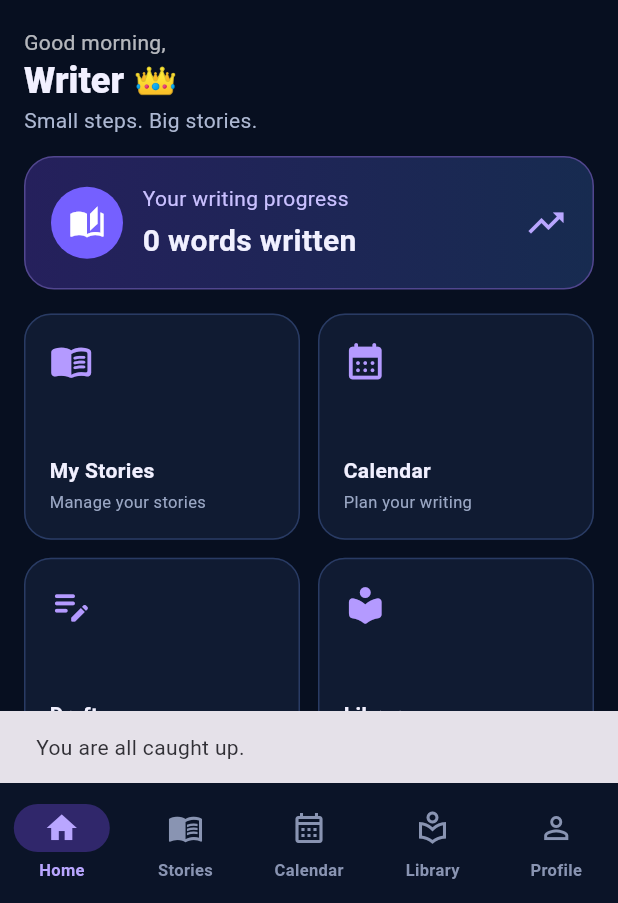
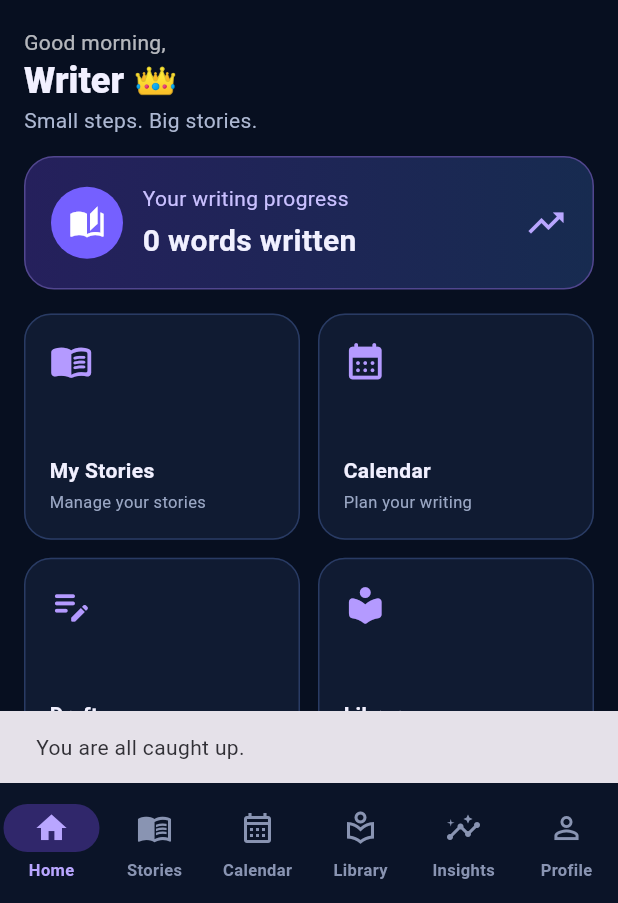
Before and after one commit to raymondcjohnson9-star/Writer-s-Haven, a Flutter app: the screen it shows after launch, after a tap on the "notifications none" icon, on a phone screen of 412 x 824 dp, the part 333-1236 px from its top. Run offline on Flutter 3.47's test engine with Material 3 defaults, Android fonts, the phone set to English and light mode, and no system bars; our stand-ins replace flutter_local_notifications, share_plus, shared_preferences, supabase_flutter, timezone; accounts and stored records are empty.

Commit message:
Add writing insights and story favourites

```diff
--- a/lib/main.dart
+++ b/lib/main.dart
@@ -1,6 +1,7 @@
 
 import 'dart:async';
 import 'dart:convert';
+import 'package:share_plus/share_plus.dart';
 
 import 'package:flutter/material.dart';
 import 'package:shared_preferences/shared_preferences.dart';
@@ -87,12 +88,14 @@ class Book {
   String title;
   String description;
   List<Chapter> chapters;
+  bool isFavorite;
 
   Book({
     required this.id,
     required this.title,
     this.description = '',
     List<Chapter>? chapters,
+    this.isFavorite = false,
   }) : chapters = chapters ?? [];
 
   int get totalWords => chapters.fold<int>(
@@ -105,6 +108,7 @@ class Book {
         'title': title,
         'description': description,
         'chapters': chapters.map((chapter) => chapter.toJson()).toList(),
+        'isFavorite': isFavorite,
       };
 
   factory Book.fromJson(Map<String, dynamic> json) {
@@ -114,6 +118,7 @@ class Book {
       id: (json['id'] as num?)?.toInt() ?? 0,
       title: json['title'] as String? ?? 'Untitled Book',
       description: json['description'] as String? ?? '',
+      isFavorite: json['isFavorite'] as bool? ?? false,
       chapters: savedChapters
           .map(
             (item) => Chapter.fromJson(
@@ -314,6 +319,11 @@ class _WritersHavenAppState extends State<WritersHavenApp> {
     scheduleSave();
   }
 
+  void toggleFavorite(Book book) {
+    setState(() => book.isFavorite = !book.isFavorite);
+    scheduleSave();
+  }
+
   @override
   void dispose() {
     saveTimer?.cancel();
@@ -341,6 +351,7 @@ class _WritersHavenAppState extends State<WritersHavenApp> {
         onDeleteChapter: deleteChapter,
         onUpdateChapterTitle: updateChapterTitle,
         onUpdateChapterContent: updateChapterContent,
+        onToggleFavorite: toggleFavorite,
       ),
       const CalendarScreen(userId: 'guest'),
       const LibraryScreen(),
@@ -349,6 +360,7 @@ class _WritersHavenAppState extends State<WritersHavenApp> {
         onThemeChanged: changeTheme,
         saveFailed: saveFailed,
       ),
+      WritingInsightsScreen(books: books),
     ];
 
     return MaterialApp(
@@ -458,6 +470,11 @@ class _WritersHavenAppState extends State<WritersHavenApp> {
                     label: 'Library',
                   ),
                   NavigationDestination(
+                    icon: Icon(Icons.insights_outlined),
+                    selectedIcon: Icon(Icons.insights),
+                    label: 'Insights',
+                  ),
+                  NavigationDestination(
                     icon: Icon(Icons.person_outline),
                     selectedIcon: Icon(Icons.person),
                     label: 'Profile',
@@ -529,6 +546,7 @@ class BooksScreen extends StatelessWidget {
   final void Function(Book, Chapter) onDeleteChapter;
   final void Function(Book, Chapter, String) onUpdateChapterTitle;
   final void Function(Book, Chapter, String) onUpdateChapterContent;
+  final ValueChanged<Book> onToggleFavorite;
 
   const BooksScreen({
     super.key,
@@ -541,6 +559,7 @@ class BooksScreen extends StatelessWidget {
     required this.onDeleteChapter,
     required this.onUpdateChapterTitle,
     required this.onUpdateChapterContent,
+    required this.onToggleFavorite,
   });
 
   Future<void> showCreateBookDialog(BuildContext context) async {
@@ -675,6 +694,11 @@ class BooksScreen extends StatelessWidget {
                             child: const Text('In Progress', style: TextStyle(color: Color(0xFF9CE6D8), fontSize: 10)),
                           ),
                         ])),
+                        IconButton(
+                          tooltip: book.isFavorite ? 'Remove favourite' : 'Add favourite',
+                          icon: Icon(book.isFavorite ? Icons.favorite : Icons.favorite_border, color: book.isFavorite ? const Color(0xFFFF8BA7) : null),
+                          onPressed: () => onToggleFavorite(book),
+                        ),
                         IconButton(
                           tooltip: 'Delete book',
                           icon: const Icon(Icons.more_vert),
@@ -1165,6 +1189,28 @@ class _EditBookDialogState extends State<_EditBookDialog> {
   }
 }
 
+class WritingInsightsScreen extends StatelessWidget {
+  final List<Book> books;
+  const WritingInsightsScreen({super.key, required this.books});
+  @override
+  Widget build(BuildContext context) {
+    final words = books.fold<int>(0, (sum, book) => sum + book.totalWords);
+    final chapters = books.fold<int>(0, (sum, book) => sum + book.chapters.length);
+    final favourites = books.where((book) => book.isFavorite).length;
+    final ranked = [...books]..sort((a, b) => b.totalWords.compareTo(a.totalWords));
+    Widget metric(String label, String value, IconData icon) => Expanded(child: Card(child: Padding(padding: const EdgeInsets.all(14), child: Column(crossAxisAlignment: CrossAxisAlignment.start, children: [Icon(icon, color: const Color(0xFFB9A6FF)), const SizedBox(height: 10), Text(value, style: const TextStyle(fontSize: 22, fontWeight: FontWeight.bold)), Text(label, style: const TextStyle(color: Color(0xFF9AA7C4), fontSize: 12))]))));
+    return Scaffold(appBar: AppBar(title: const Text('Writing Insights')), body: ListView(padding: const EdgeInsets.all(16), children: [
+      Text('Your creative progress', style: Theme.of(context).textTheme.headlineSmall?.copyWith(fontWeight: FontWeight.bold)),
+      const SizedBox(height: 6), const Text('A snapshot of the stories you have built in Writer’s Haven.', style: TextStyle(color: Color(0xFFADB8D2))),
+      const SizedBox(height: 16), Row(children: [metric('Total words', words.toString(), Icons.edit_note), metric('Stories', books.length.toString(), Icons.menu_book)]),
+      Row(children: [metric('Chapters', chapters.toString(), Icons.library_books), metric('Favourites', favourites.toString(), Icons.favorite)]),
+      const SizedBox(height: 14), Text('Most written stories', style: Theme.of(context).textTheme.titleLarge),
+      if (ranked.isEmpty) const Card(child: ListTile(title: Text('Your writing stats will appear here'), subtitle: Text('Create a story and start writing to see your progress.')))
+      else ...ranked.take(5).map((book) => Card(child: ListTile(leading: const Icon(Icons.auto_stories, color: Color(0xFFB9A6FF)), title: Text(book.title), subtitle: Text(book.chapters.length.toString() + ' chapters'), trailing: Text(book.totalWords.toString() + ' words')))),
+    ]));
+  }
+}
+
 // -------------------- SIMPLE SCREENS --------------------
 
 class LibraryScreen extends StatelessWidget { const LibraryScreen({super.key});
```
